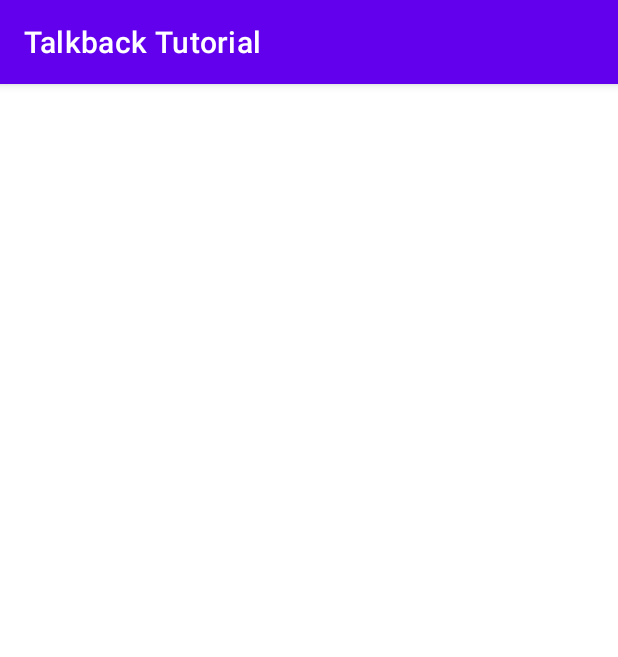
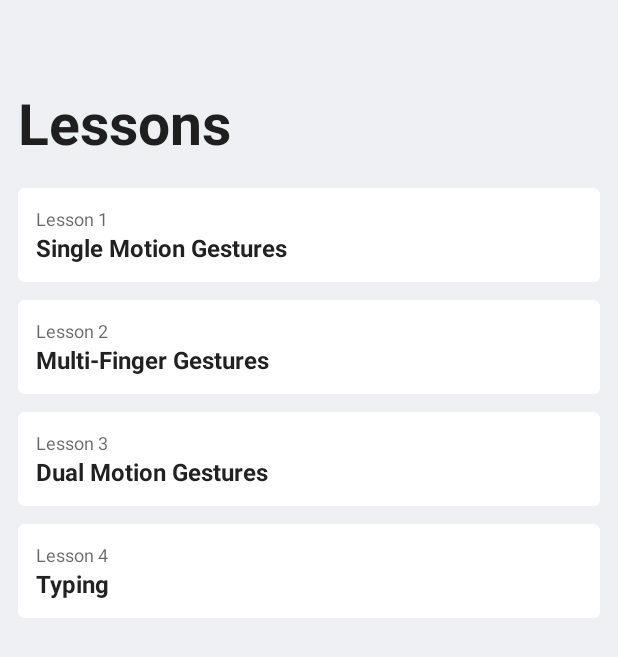
Before and after one commit to TalkbackTutorial/Application, an Android app: the screen it shows after launch (MainActivity), on a phone screen of 412 x 824 dp. Shown: the top 657 px of the screen. Run offline under Robolectric (Android 15) with nearby library versions, the phone set to English and light mode, and no system bars; our stand-ins replace data binding; 1 statement that could not run was skipped.

Commit message:
Created lessons menu base code

```diff
--- /dev/null
+++ b/app/src/main/java/com/github/talkbacktutorial/LessonsViewModel.kt
@@ -0,0 +1,21 @@
+package com.github.talkbacktutorial
+
+import androidx.lifecycle.MutableLiveData
+import androidx.lifecycle.ViewModel
+
+class LessonsViewModel : ViewModel() {
+
+    val lesson1Locked: MutableLiveData<Boolean> by lazy {
+        MutableLiveData<Boolean>(false)
+    }
+    val lesson2Locked: MutableLiveData<Boolean> by lazy {
+        MutableLiveData<Boolean>(true)
+    }
+    val lesson3Locked: MutableLiveData<Boolean> by lazy {
+        MutableLiveData<Boolean>(true)
+    }
+    val lesson4Locked: MutableLiveData<Boolean> by lazy {
+        MutableLiveData<Boolean>(true)
+    }
+
+}
--- a/app/src/main/java/com/github/talkbacktutorial/MainActivity.kt
+++ b/app/src/main/java/com/github/talkbacktutorial/MainActivity.kt
@@ -2,14 +2,47 @@ package com.github.talkbacktutorial
 
 import androidx.appcompat.app.AppCompatActivity
 import android.os.Bundle
+import android.widget.Toast
+import androidx.activity.viewModels
+import androidx.cardview.widget.CardView
 import androidx.databinding.DataBindingUtil
+import androidx.databinding.Observable
+import androidx.lifecycle.Observer
 import com.github.talkbacktutorial.databinding.ActivityMainBinding
 
 class MainActivity : AppCompatActivity() {
 
+    private lateinit var lesson1Card: CardView
+    private lateinit var lesson2Card: CardView
+    private lateinit var lesson3Card: CardView
+    private lateinit var lesson4Card: CardView
+
+    private val lessonsModel: LessonsViewModel by viewModels()
+
     override fun onCreate(savedInstanceState: Bundle?) {
         super.onCreate(savedInstanceState)
+        supportActionBar?.elevation = 0F // Would be better in XML
+        supportActionBar?.title = ""
+
         val binding: ActivityMainBinding = DataBindingUtil.setContentView(this, R.layout.activity_main)
+        binding.lessonsModel = this.lessonsModel
+
+        this.lesson1Card = binding.lesson1Card.lessonCard
+        this.lesson2Card = binding.lesson2Card.lessonCard
+        this.lesson3Card = binding.lesson3Card.lessonCard
+        this.lesson4Card = binding.lesson4Card.lessonCard
+
+        lessonsModel.lesson1Locked.observe(this) { value -> binding.lesson1Card.locked = value }
+        lessonsModel.lesson2Locked.observe(this) { value -> binding.lesson2Card.locked = value }
+        lessonsModel.lesson3Locked.observe(this) { value -> binding.lesson3Card.locked = value }
+        lessonsModel.lesson4Locked.observe(this) { value -> binding.lesson4Card.locked = value }
+
+        this.lesson1Card.setOnClickListener { this.lessonsModel.lesson2Locked.value = false }
+        this.lesson2Card.setOnClickListener { this.lessonsModel.lesson3Locked.value = false }
+        this.lesson3Card.setOnClickListener { this.lessonsModel.lesson4Locked.value = false }
+        this.lesson4Card.setOnClickListener {
+            Toast.makeText(this, "You did it :p", Toast.LENGTH_SHORT).show()
+        }
     }
 
 }
--- a/app/src/main/res/layout/activity_main.xml
+++ b/app/src/main/res/layout/activity_main.xml
@@ -4,22 +4,70 @@
     xmlns:app="http://schemas.android.com/apk/res-auto"
     xmlns:tools="http://schemas.android.com/tools">
     <data>
-
+        <variable
+            name="lessons_model"
+            type="com.github.talkbacktutorial.LessonsViewModel" />
     </data>
 
     <androidx.constraintlayout.widget.ConstraintLayout
         android:layout_width="match_parent"
         android:layout_height="match_parent"
+        android:background="@color/background_fill"
         tools:context=".MainActivity">
 
-        <TextView
-            android:layout_width="wrap_content"
-            android:layout_height="wrap_content"
-            android:text="Hello World!"
-            app:layout_constraintBottom_toBottomOf="parent"
-            app:layout_constraintLeft_toLeftOf="parent"
-            app:layout_constraintRight_toRightOf="parent"
-            app:layout_constraintTop_toTopOf="parent" />
+        <ScrollView
+            android:layout_width="match_parent"
+            android:layout_height="match_parent">
+
+            <LinearLayout
+                android:layout_width="match_parent"
+                android:layout_height="wrap_content"
+                android:orientation="vertical"
+                android:layout_marginHorizontal="12dp" >
+
+                <TextView
+                    android:layout_width="wrap_content"
+                    android:layout_height="wrap_content"
+                    android:text="@string/lessons"
+                    android:textSize="38sp"
+                    android:textStyle="bold"
+                    android:layout_marginBottom="12dp"
+                    android:textColor="?android:attr/textColorPrimary" />
+
+                <LinearLayout
+                    android:layout_width="match_parent"
+                    android:layout_height="wrap_content"
+                    android:orientation="vertical" >
+
+                    <include android:id="@+id/lesson1_card"
+                        layout="@layout/lesson_card"
+                        app:title="@{@string/lesson1_title}"
+                        app:subtitle="@{@string/lesson1_subtitle}"
+                        app:locked="@{lessons_model.lesson1Locked}" />
+
+                    <include android:id="@+id/lesson2_card"
+                        layout="@layout/lesson_card"
+                        app:title="@{@string/lesson2_title}"
+                        app:subtitle="@{@string/lesson2_subtitle}"
+                        app:locked="@{lessons_model.lesson2Locked}" />
+
+                    <include android:id="@+id/lesson3_card"
+                        layout="@layout/lesson_card"
+                        app:title="@{@string/lesson3_title}"
+                        app:subtitle="@{@string/lesson3_subtitle}"
+                        app:locked="@{lessons_model.lesson3Locked}" />
+
+                    <include android:id="@+id/lesson4_card"
+                        layout="@layout/lesson_card"
+                        app:title="@{@string/lesson4_title}"
+                        app:subtitle="@{@string/lesson4_subtitle}"
+                        app:locked="@{lessons_model.lesson4Locked}" />
+
+                </LinearLayout>
+
+            </LinearLayout>
+
+        </ScrollView>
 
     </androidx.constraintlayout.widget.ConstraintLayout>
 
--- /dev/null
+++ b/app/src/main/res/layout/lesson_card.xml
@@ -0,0 +1,55 @@
+<?xml version="1.0" encoding="utf-8"?>
+<layout
+    xmlns:android="http://schemas.android.com/apk/res/android"
+    xmlns:app="http://schemas.android.com/apk/res-auto"
+    xmlns:tools="http://schemas.android.com/tools">
+
+    <data>
+        <variable
+            name="title"
+            type="String" />
+        <variable
+            name="subtitle"
+            type="String" />
+        <variable
+            name="locked"
+            type="Boolean" />
+    </data>
+
+    <com.google.android.material.card.MaterialCardView
+        android:id="@+id/lesson_card"
+        android:layout_width="match_parent"
+        android:layout_height="wrap_content"
+        android:clickable="true"
+        android:layout_marginVertical="6dp"
+        app:cardBackgroundColor="@color/foreground_fill"
+        app:cardElevation="0dp">
+
+        <LinearLayout
+            android:layout_width="match_parent"
+            android:layout_height="match_parent"
+            android:orientation="vertical"
+            android:padding="12dp" >
+
+            <TextView
+                android:id="@+id/lesson_title"
+                android:layout_width="wrap_content"
+                android:layout_height="wrap_content"
+                android:text="@{locked ? title + ` (LOCKED)` : title}"
+                android:textSize="12sp"
+                android:textColor="?android:attr/textColorSecondary"/>
+
+            <TextView
+                android:id="@+id/lesson_subtitle"
+                android:layout_width="wrap_content"
+                android:layout_height="wrap_content"
+                android:text="@{subtitle}"
+                android:textSize="16sp"
+                android:textStyle="bold"
+                android:textColor="?android:attr/textColorPrimary" />
+
+        </LinearLayout>
+
+    </com.google.android.material.card.MaterialCardView>
+
+</layout>
--- a/app/src/main/res/values-night/themes.xml
+++ b/app/src/main/res/values-night/themes.xml
@@ -2,12 +2,12 @@
     <!-- Base application theme. -->
     <style name="Theme.TalkbackTutorial" parent="Theme.MaterialComponents.DayNight.DarkActionBar">
         <!-- Primary brand color. -->
-        <item name="colorPrimary">@color/purple_200</item>
-        <item name="colorPrimaryVariant">@color/purple_700</item>
+        <item name="colorPrimary">@color/background_fill</item>
+        <item name="colorPrimaryVariant">@color/background_fill</item>
         <item name="colorOnPrimary">@color/black</item>
         <!-- Secondary brand color. -->
-        <item name="colorSecondary">@color/teal_200</item>
-        <item name="colorSecondaryVariant">@color/teal_200</item>
+        <item name="colorSecondary">@color/green_A100</item>
+        <item name="colorSecondaryVariant">@color/green_A200</item>
         <item name="colorOnSecondary">@color/black</item>
         <!-- Status bar color. -->
         <item name="android:statusBarColor" tools:targetApi="l">?attr/colorPrimaryVariant</item>
--- a/app/src/main/res/values/colors.xml
+++ b/app/src/main/res/values/colors.xml
@@ -1,10 +1,11 @@
 <?xml version="1.0" encoding="utf-8"?>
 <resources>
-    <color name="purple_200">#FFBB86FC</color>
-    <color name="purple_500">#FF6200EE</color>
-    <color name="purple_700">#FF3700B3</color>
-    <color name="teal_200">#FF03DAC5</color>
-    <color name="teal_700">#FF018786</color>
+    <color name="green_A700">#00C853</color>
+    <color name="green_A400">#00E676</color>
+    <color name="green_A200">#69F0AE</color>
+    <color name="green_A100">#B9F6CA</color>
+    <color name="background_fill">#EFF0F4</color>
+    <color name="foreground_fill">#FFFFFF</color>
     <color name="black">#FF000000</color>
     <color name="white">#FFFFFFFF</color>
 </resources>
--- a/app/src/main/res/values/strings.xml
+++ b/app/src/main/res/values/strings.xml
@@ -1,3 +1,12 @@
 <resources>
     <string name="app_name">Talkback Tutorial</string>
+    <string name="lesson1_title">Lesson 1</string>
+    <string name="lesson1_subtitle">Single Motion Gestures</string>
+    <string name="lesson2_title">Lesson 2</string>
+    <string name="lesson2_subtitle">Multi-Finger Gestures</string>
+    <string name="lesson3_title">Lesson 3</string>
+    <string name="lesson3_subtitle">Dual Motion Gestures</string>
+    <string name="lesson4_title">Lesson 4</string>
+    <string name="lesson4_subtitle">Typing</string>
+    <string name="lessons">Lessons</string>
 </resources>
--- a/app/src/main/res/values/themes.xml
+++ b/app/src/main/res/values/themes.xml
@@ -2,12 +2,12 @@
     <!-- Base application theme. -->
     <style name="Theme.TalkbackTutorial" parent="Theme.MaterialComponents.DayNight.DarkActionBar">
         <!-- Primary brand color. -->
-        <item name="colorPrimary">@color/purple_500</item>
-        <item name="colorPrimaryVariant">@color/purple_700</item>
-        <item name="colorOnPrimary">@color/white</item>
+        <item name="colorPrimary">@color/background_fill</item>
+        <item name="colorPrimaryVariant">@color/background_fill</item>
+        <item name="colorOnPrimary">@color/black</item>
         <!-- Secondary brand color. -->
-        <item name="colorSecondary">@color/teal_200</item>
-        <item name="colorSecondaryVariant">@color/teal_700</item>
+        <item name="colorSecondary">@color/green_A100</item>
+        <item name="colorSecondaryVariant">@color/green_A200</item>
         <item name="colorOnSecondary">@color/black</item>
         <!-- Status bar color. -->
         <item name="android:statusBarColor" tools:targetApi="l">?attr/colorPrimaryVariant</item>
```
